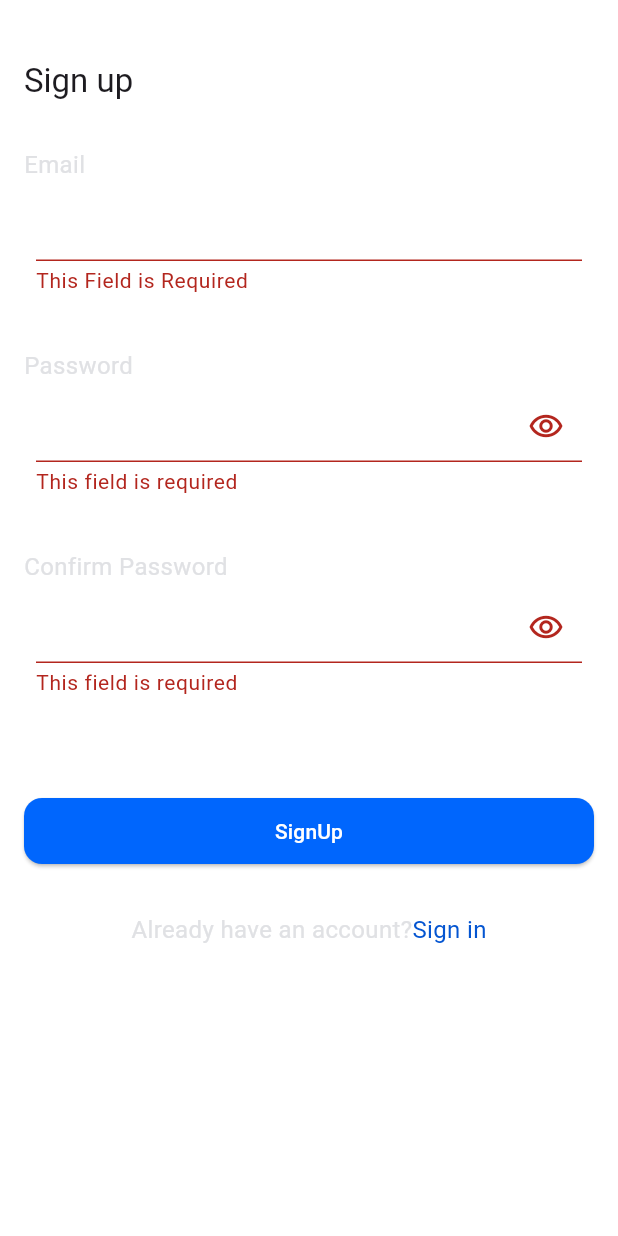
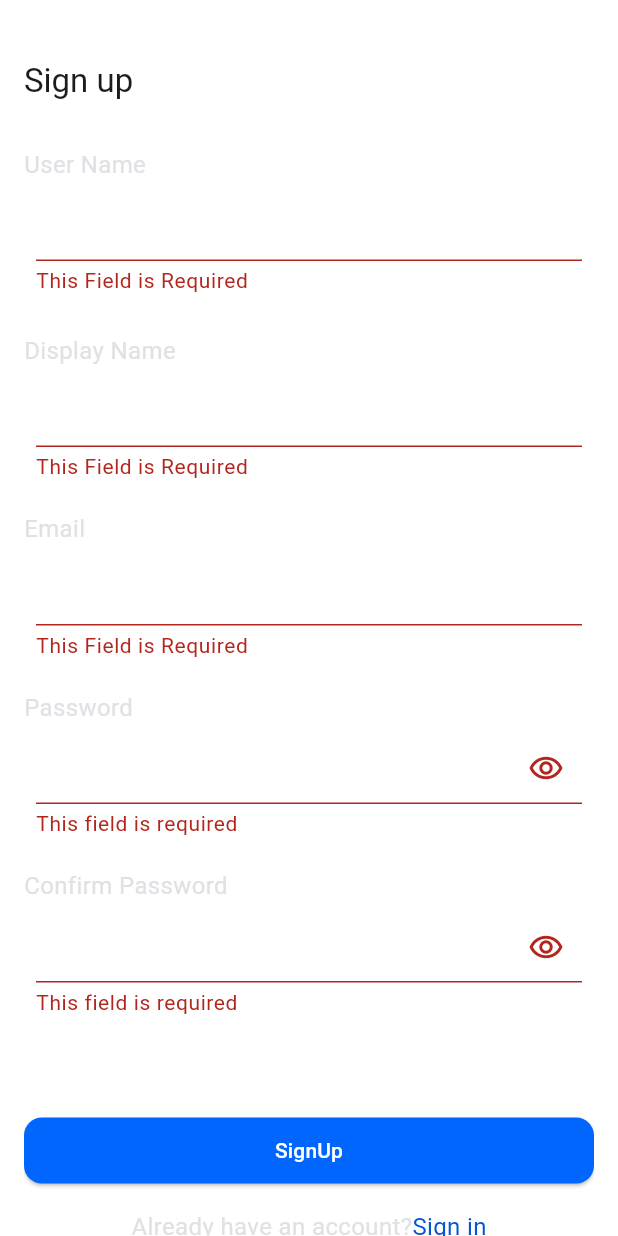
Before and after one commit to MoustafaaHussein/interview_task_app, a Flutter app: the RegisterView screen opened by its route, after a tap on "SignUp", on a phone screen of 412 x 824 dp. Run offline on Flutter 3.47's test engine with Material 3 defaults, Android fonts, the phone set to English and light mode, and no system bars; our stand-ins replace dartz, firebase_auth, firebase_core, flutter_riverpod, get_it, go_router and 1 more; accounts and stored records are empty.

Commit message:
feat: Implement authentication feature with Firebase
- Added Firebase authentication services and integrated them with the app.
- Created user registration and login functionalities.
- Implemented state management using Riverpod for authentication states.
- Enhanced UI for registration with loading indicators and error handling.
- Updated service locator to include authentication services and repositories.
- Added error handling for Firebase authentication exceptions.
- Refactored code to improve structure and maintainability.

```diff
--- /dev/null
+++ b/lib/core/services/firebase_auth_services.dart
@@ -0,0 +1,30 @@
+import 'package:firebase_auth/firebase_auth.dart';
+
+class FirebaseAuthServices {
+  final FirebaseAuth _firebaseAuth = FirebaseAuth.instance;
+  Future<User?> createUser(
+    String email,
+    String password,
+    String userName,
+  ) async {
+    final response = await _firebaseAuth.createUserWithEmailAndPassword(
+      email: email,
+      password: password,
+    );
+    await response.user!.updateProfile(displayName: userName);
+    return response.user;
+  }
+
+  Future<User?> signInUser(String email, String password) async {
+    final response = await _firebaseAuth.signInWithEmailAndPassword(
+      email: email,
+      password: password,
+    );
+
+    return response.user;
+  }
+
+  Future<void> signOutUser() async {
+    await _firebaseAuth.signOut();
+  }
+}
--- /dev/null
+++ b/lib/features/authentication/presentation/manger/auth_provider.dart
@@ -0,0 +1,8 @@
+import 'package:flutter_riverpod/legacy.dart';
+import 'package:interview_task_app/core/services/service_locator.dart';
+import 'package:interview_task_app/features/authentication/presentation/manger/auth_notifier.dart';
+import 'package:interview_task_app/features/authentication/presentation/manger/auth_states.dart';
+
+final authProvider = StateNotifierProvider<AuthNotifier, AuthStates>(
+  (ref) => getIt<AuthNotifier>(),
+);
--- /dev/null
+++ b/lib/features/authentication/presentation/manger/auth_states.dart
@@ -0,0 +1,22 @@
+import 'package:interview_task_app/features/authentication/domain/entity/user_entity.dart';
+
+abstract class AuthStates {}
+
+class AuthInitialState extends AuthStates {}
+
+class AuthLoadingState extends AuthStates {}
+
+class LoginSuccessState extends AuthStates {
+  final UserEntity userData;
+
+  LoginSuccessState({required this.userData});
+}
+
+class RegisterSuccessState extends AuthStates {}
+
+class AuthFailureState extends AuthStates {
+  final String errorMessage;
+  AuthFailureState(this.errorMessage);
+}
+
+class LogoutSuccessState extends AuthStates {}
--- a/lib/features/authentication/presentation/views/register_view.dart
+++ b/lib/features/authentication/presentation/views/register_view.dart
@@ -1,5 +1,10 @@
 import 'package:flutter/material.dart';
+import 'package:flutter_riverpod/flutter_riverpod.dart';
+import 'package:go_router/go_router.dart';
 import 'package:interview_task_app/core/constants/constants.dart';
+import 'package:interview_task_app/core/routes/app_routes.dart';
+import 'package:interview_task_app/features/authentication/presentation/manger/auth_provider.dart';
+import 'package:interview_task_app/features/authentication/presentation/manger/auth_states.dart';
 import 'package:interview_task_app/features/authentication/presentation/views/widgets/register_view_body.dart';
 
 class RegisterView extends StatelessWidget {
@@ -9,9 +14,31 @@ class RegisterView extends StatelessWidget {
   Widget build(BuildContext context) {
     return Scaffold(
       body: Padding(
-        padding:  EdgeInsets.symmetric(horizontal: Constants.kHorizontalPadding),
-        child: RegisterViewBody(),
+        padding: EdgeInsets.symmetric(horizontal: Constants.kHorizontalPadding),
+        child: RegisterViewBodyManger(),
       ),
     );
   }
 }
+
+class RegisterViewBodyManger extends ConsumerWidget {
+  const RegisterViewBodyManger({super.key});
+
+  @override
+  Widget build(BuildContext context, WidgetRef ref) {
+    final authState = ref.watch(authProvider);
+    ref.listen(authProvider, (previous, next) {
+      if (next is AuthFailureState) {
+        ScaffoldMessenger.of(
+          context,
+        ).showSnackBar(SnackBar(content: Text(next.errorMessage)));
+      } else if (next is RegisterSuccessState) {
+        GoRouter.of(context).pushReplacement(AppRoutes.kLoginView);
+      }
+    });
+    return switch (authState) {
+      AuthLoadingState() => Center(child: CircularProgressIndicator()),
+      _ => RegisterViewBody(),
+    };
+  }
+}
--- a/lib/features/authentication/presentation/views/widgets/register_view_body.dart
+++ b/lib/features/authentication/presentation/views/widgets/register_view_body.dart
@@ -1,16 +1,19 @@
 import 'package:flutter/material.dart';
+import 'package:flutter_riverpod/flutter_riverpod.dart';
 import 'package:go_router/go_router.dart';
 import 'package:interview_task_app/core/routes/app_routes.dart';
 import 'package:interview_task_app/core/theme/colors/dark_colors.dart';
 import 'package:interview_task_app/core/widgets/customButton.dart';
+import 'package:interview_task_app/features/authentication/presentation/manger/auth_provider.dart';
 import 'package:interview_task_app/features/authentication/presentation/views/widgets/custom_password_text_field.dart';
 import 'package:interview_task_app/features/authentication/presentation/views/widgets/custom_text_field.dart';
 
-class RegisterViewBody extends StatelessWidget {
+class RegisterViewBody extends ConsumerWidget {
   RegisterViewBody({super.key});
   final GlobalKey<FormState> _formKey = GlobalKey();
   @override
-  Widget build(BuildContext context) {
+  Widget build(BuildContext context, WidgetRef ref) {
+    late String userName, email, password;
     return Form(
       key: _formKey,
       child: SingleChildScrollView(
@@ -22,19 +25,46 @@ class RegisterViewBody extends StatelessWidget {
             Text("Sign up", style: Theme.of(context).textTheme.titleLarge),
             SizedBox(height: 30),
             Text(
+              "User Name",
+              style: Theme.of(context).textTheme.bodyMedium,
+              textAlign: TextAlign.left,
+            ),
+
+            CustomTextField(
+              onSaved: (value) {
+                userName = value!;
+              },
+            ),
+            SizedBox(height: 20),
+            Text(
+              "Display Name",
+              style: Theme.of(context).textTheme.bodyMedium,
+              textAlign: TextAlign.left,
+            ),
+            CustomTextField(),
+            SizedBox(height: 15),
+            Text(
               "Email",
               style: Theme.of(context).textTheme.bodyMedium,
               textAlign: TextAlign.left,
             ),
-            CustomTextField(),
-            SizedBox(height: 30),
+            CustomTextField(
+              onSaved: (value) {
+                email = value!;
+              },
+            ),
+            SizedBox(height: 15),
             Text(
               "Password",
               style: Theme.of(context).textTheme.bodyMedium,
               textAlign: TextAlign.left,
             ),
-            CustomPasswordTextFieldChecking(onSaved: (value) {}),
-            SizedBox(height: 30),
+            CustomPasswordTextFieldChecking(
+              onSaved: (value) {
+                password = value!;
+              },
+            ),
+            SizedBox(height: 15),
             Text(
               "Confirm Password",
               style: Theme.of(context).textTheme.bodyMedium,
@@ -47,11 +77,13 @@ class RegisterViewBody extends StatelessWidget {
               onTap: () {
                 if (_formKey.currentState!.validate()) {
                   _formKey.currentState!.save();
-                  // TODO handle Login from here
+                  ref
+                      .read(authProvider.notifier)
+                      .regitserWithEmailAndPassword(email, password, userName);
                 }
               },
             ),
-            SizedBox(height: 30),
+            SizedBox(height: 15),
             Row(
               mainAxisAlignment: MainAxisAlignment.center,
               children: [
```
Also changed, not shown: lib/core/errors/failure.dart (added, +88 -0 lines), lib/core/services/service_locator.dart (added, +24 -0 lines), lib/features/authentication/data/data_soruce/auth_remote_data_source.dart (added, +40 -0 lines), lib/features/authentication/data/repos/authentication_repositry_implemenetaion.dart (added, +72 -0 lines), lib/features/authentication/domain/entity/user_entity.dart (added, +7 -0 lines), lib/features/authentication/domain/repos/authentication_repositry.dart (added, +16 -0 lines), lib/features/authentication/presentation/manger/auth_notifier.dart (added, +51 -0 lines), lib/main.dart (+10 -2 lines), pubspec.yaml (+9 -10 lines), pubspec.lock, 3 other files.
